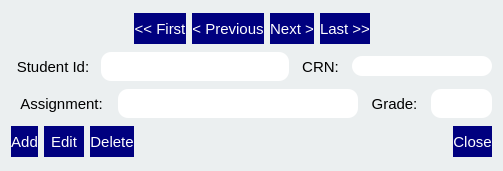
Old version of the form GUI/login/gradeform.ui in the repository JosephDao/student-database.
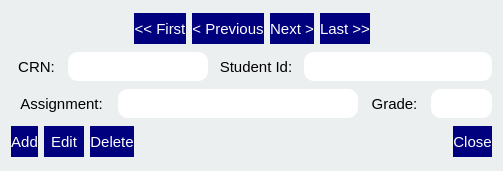
New version of the form.

Diff of the .ui file:
```diff
--- a/GUI/login/gradeform.ui
+++ b/GUI/login/gradeform.ui
@@ -182,6 +182,62 @@
    </item>
    <item>
     <layout class="QHBoxLayout" name="horizontalLayout_3">
+     <item>
+      <widget class="QLabel" name="crnLabel">
+       <property name="sizePolicy">
+        <sizepolicy hsizetype="Fixed" vsizetype="Preferred">
+         <horstretch>0</horstretch>
+         <verstretch>0</verstretch>
+        </sizepolicy>
+       </property>
+       <property name="maximumSize">
+        <size>
+         <width>51</width>
+         <height>21</height>
+        </size>
+       </property>
+       <property name="font">
+        <font>
+         <family>Arial</family>
+         <pointsize>11</pointsize>
+        </font>
+       </property>
+       <property name="text">
+        <string>CRN:</string>
+       </property>
+       <property name="alignment">
+        <set>Qt::AlignCenter</set>
+       </property>
+       <property name="buddy">
+        <cstring>crnLineEdit</cstring>
+       </property>
+      </widget>
+     </item>
+     <item>
+      <widget class="QLineEdit" name="crnLineEdit">
+       <property name="sizePolicy">
+        <sizepolicy hsizetype="Preferred" vsizetype="Preferred">
+         <horstretch>0</horstretch>
+         <verstretch>0</verstretch>
+        </sizepolicy>
+       </property>
+       <property name="font">
+        <font>
+         <family>Arial</family>
+         <pointsize>11</pointsize>
+        </font>
+       </property>
+       <property name="text">
+        <string/>
+       </property>
+       <property name="alignment">
+        <set>Qt::AlignCenter</set>
+       </property>
+       <property name="placeholderText">
+        <string/>
+       </property>
+      </widget>
+     </item>
      <item>
       <widget class="QLabel" name="studentIdLabel">
        <property name="maximumSize">
@@ -235,62 +291,6 @@
        </property>
       </widget>
      </item>
-     <item>
-      <widget class="QLabel" name="crnLabel">
-       <property name="sizePolicy">
-        <sizepolicy hsizetype="Fixed" vsizetype="Preferred">
-         <horstretch>0</horstretch>
-         <verstretch>0</verstretch>
-        </sizepolicy>
-       </property>
-       <property name="maximumSize">
-        <size>
-         <width>51</width>
-         <height>21</height>
-        </size>
-       </property>
-       <property name="font">
-        <font>
-         <family>Arial</family>
-         <pointsize>11</pointsize>
-        </font>
-       </property>
-       <property name="text">
-        <string>CRN:</string>
-       </property>
-       <property name="alignment">
-        <set>Qt::AlignCenter</set>
-       </property>
-       <property name="buddy">
-        <cstring>crnLineEdit</cstring>
-       </property>
-      </widget>
-     </item>
-     <item>
-      <widget class="QLineEdit" name="crnLineEdit">
-       <property name="sizePolicy">
-        <sizepolicy hsizetype="Preferred" vsizetype="Fixed">
-         <horstretch>0</horstretch>
-         <verstretch>0</verstretch>
-        </sizepolicy>
-       </property>
-       <property name="font">
-        <font>
-         <family>Arial</family>
-         <pointsize>11</pointsize>
-        </font>
-       </property>
-       <property name="text">
-        <string/>
-       </property>
-       <property name="alignment">
-        <set>Qt::AlignCenter</set>
-       </property>
-       <property name="placeholderText">
-        <string/>
-       </property>
-      </widget>
-     </item>
     </layout>
    </item>
    <item>
```
